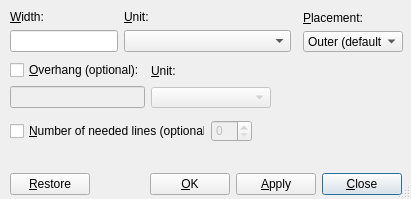
The window that src/frontends/qt4/ui/WrapUi.ui (cburschka/lyx) describes before a commit, drawn with Qt 5.
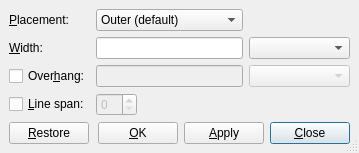
The same window after the commit. Custom widgets are drawn as their Qt base class.

What changed in the file:
```diff
--- a/src/frontends/qt4/ui/WrapUi.ui
+++ b/src/frontends/qt4/ui/WrapUi.ui
@@ -5,8 +5,8 @@
    <rect>
     <x>0</x>
     <y>0</y>
-    <width>411</width>
-    <height>199</height>
+    <width>359</width>
+    <height>152</height>
    </rect>
   </property>
   <property name="windowTitle" >
@@ -15,48 +15,47 @@
   <property name="sizeGripEnabled" >
    <bool>true</bool>
   </property>
-  <widget class="QWidget" name="layoutWidget_2" >
-   <property name="geometry" >
-    <rect>
-     <x>10</x>
-     <y>10</y>
-     <width>281</width>
-     <height>42</height>
-    </rect>
-   </property>
    <layout class="QGridLayout" >
     <property name="margin" >
-     <number>0</number>
+    <number>9</number>
     </property>
     <property name="spacing" >
      <number>6</number>
     </property>
-    <item row="1" column="0" >
-     <widget class="QLineEdit" name="widthED" >
-      <property name="sizePolicy" >
-       <sizepolicy>
-        <hsizetype>1</hsizetype>
-        <vsizetype>0</vsizetype>
-        <horstretch>0</horstretch>
-        <verstretch>0</verstretch>
-       </sizepolicy>
+   <item row="3" column="2" >
+    <spacer>
+     <property name="orientation" >
+      <enum>Qt::Horizontal</enum>
+     </property>
+     <property name="sizeHint" >
+      <size>
+       <width>40</width>
+       <height>20</height>
+      </size>
+     </property>
+    </spacer>
+   </item>
+   <item row="3" column="1" >
+    <widget class="QSpinBox" name="linesSB" >
+     <property name="enabled" >
+      <bool>false</bool>
       </property>
       <property name="toolTip" >
        <string>Width value</string>
       </property>
      </widget>
     </item>
-    <item row="0" column="1" >
-     <widget class="QLabel" name="widthUnitLA" >
+   <item row="3" column="0" >
+    <widget class="QCheckBox" name="linesCB" >
+     <property name="toolTip" >
+      <string>use number of lines</string>
+     </property>
       <property name="text" >
-       <string>&amp;Unit:</string>
-      </property>
-      <property name="buddy" >
-       <cstring>widthUnitLC</cstring>
+      <string>&amp;Line span:</string>
       </property>
      </widget>
     </item>
-    <item row="1" column="1" >
+   <item row="1" column="3" >
      <widget class="LengthCombo" name="widthUnitLC" >
       <property name="sizePolicy" >
        <sizepolicy>
@@ -80,7 +79,7 @@
       </property>
      </widget>
     </item>
-    <item row="0" column="0" >
+   <item row="1" column="0" >
      <widget class="QLabel" name="widthLA" >
       <property name="text" >
        <string>&amp;Width:</string>
@@ -90,63 +89,97 @@
       </property>
      </widget>
     </item>
-   </layout>
-  </widget>
-  <widget class="QWidget" name="layoutWidget_4" >
-   <property name="geometry" >
-    <rect>
-     <x>10</x>
-     <y>120</y>
-     <width>242</width>
-     <height>22</height>
-    </rect>
-   </property>
-   <layout class="QGridLayout" >
+   <item row="1" column="1" colspan="2" >
+    <widget class="QLineEdit" name="widthED" >
+     <property name="sizePolicy" >
+      <sizepolicy>
+       <hsizetype>1</hsizetype>
+       <vsizetype>0</vsizetype>
+       <horstretch>0</horstretch>
+       <verstretch>0</verstretch>
+      </sizepolicy>
+     </property>
+     <property name="toolTip" >
+      <string>Width value</string>
+     </property>
+    </widget>
+   </item>
+   <item row="4" column="0" colspan="4" >
+    <layout class="QHBoxLayout" >
     <property name="margin" >
      <number>0</number>
     </property>
     <property name="spacing" >
      <number>6</number>
     </property>
-    <item row="0" column="1" >
-     <widget class="QSpinBox" name="linesSB" >
-      <property name="enabled" >
+     <item>
+      <widget class="QPushButton" name="restorePB" >
+       <property name="toolTip" >
+        <string/>
+       </property>
+       <property name="text" >
+        <string>&amp;Restore</string>
+       </property>
+       <property name="default" >
        <bool>false</bool>
       </property>
+      </widget>
+     </item>
+     <item>
+      <spacer>
+       <property name="orientation" >
+        <enum>Qt::Horizontal</enum>
+       </property>
+       <property name="sizeType" >
+        <enum>QSizePolicy::Expanding</enum>
+       </property>
+       <property name="sizeHint" >
+        <size>
+         <width>20</width>
+         <height>20</height>
+        </size>
+       </property>
+      </spacer>
+     </item>
+     <item>
+      <widget class="QPushButton" name="okPB" >
       <property name="toolTip" >
-       <string>number of needed lines</string>
-      </property>
-     </widget>
+        <string/>
+       </property>
+       <property name="text" >
+        <string>&amp;OK</string>
+       </property>
+       <property name="default" >
+        <bool>false</bool>
+       </property>
+      </widget>
+     </item>
+     <item>
+      <widget class="QPushButton" name="applyPB" >
+       <property name="toolTip" >
+        <string/>
+       </property>
+       <property name="text" >
+        <string>&amp;Apply</string>
+       </property>
+       <property name="default" >
+        <bool>false</bool>
+       </property>
+      </widget>
+     </item>
+     <item>
+      <widget class="QPushButton" name="closePB" >
+       <property name="text" >
+        <string>&amp;Close</string>
+       </property>
+       <property name="default" >
+        <bool>true</bool>
+       </property>
+      </widget>
+     </item>
+    </layout>
     </item>
     <item row="0" column="0" >
-     <widget class="QCheckBox" name="linesCB" >
-      <property name="toolTip" >
-       <string>use number of lines</string>
-      </property>
-      <property name="text" >
-       <string>&amp;Number of needed lines (optional):</string>
-      </property>
-     </widget>
-    </item>
-   </layout>
-  </widget>
-  <widget class="QWidget" name="layoutWidget_3" >
-   <property name="geometry" >
-    <rect>
-     <x>303</x>
-     <y>11</y>
-     <width>100</width>
-     <height>41</height>
-    </rect>
-   </property>
-   <layout class="QVBoxLayout" >
-    <property name="margin" >
-     <number>0</number>
-    </property>
-    <property name="spacing" >
-     <number>6</number>
-    </property>
-    <item>
      <widget class="QLabel" name="valignLA" >
       <property name="text" >
        <string>&amp;Placement:</string>
@@ -156,7 +189,7 @@
       </property>
      </widget>
     </item>
-    <item>
+   <item row="0" column="1" colspan="2" >
      <widget class="QComboBox" name="valignCO" >
       <property name="toolTip" >
        <string>Vertical alignment</string>
@@ -183,43 +216,38 @@
       </item>
      </widget>
     </item>
-   </layout>
-  </widget>
-  <widget class="QWidget" name="" >
-   <property name="geometry" >
-    <rect>
-     <x>10</x>
-     <y>60</y>
-     <width>261</width>
-     <height>48</height>
-    </rect>
-   </property>
-   <layout class="QGridLayout" >
-    <property name="margin" >
-     <number>0</number>
-    </property>
-    <property name="spacing" >
-     <number>6</number>
-    </property>
-    <item row="0" column="1" >
-     <layout class="QVBoxLayout" >
-      <property name="margin" >
-       <number>0</number>
-      </property>
-      <property name="spacing" >
-       <number>6</number>
-      </property>
-      <item>
-       <widget class="QLabel" name="overhangUnitLA" >
+   <item row="2" column="0" >
+    <widget class="QCheckBox" name="overhangCB" >
+     <property name="toolTip" >
+      <string>use overhang</string>
+     </property>
         <property name="text" >
-         <string>&amp;Unit:</string>
-        </property>
-        <property name="buddy" >
-         <cstring>widthUnitLC</cstring>
+      <string>Over&amp;hang:</string>
+     </property>
+     <property name="checked" >
+      <bool>false</bool>
         </property>
        </widget>
       </item>
-      <item>
+   <item row="2" column="1" colspan="2" >
+    <widget class="QLineEdit" name="overhangED" >
+     <property name="enabled" >
+      <bool>false</bool>
+     </property>
+     <property name="sizePolicy" >
+      <sizepolicy>
+       <hsizetype>1</hsizetype>
+       <vsizetype>0</vsizetype>
+       <horstretch>0</horstretch>
+       <verstretch>0</verstretch>
+      </sizepolicy>
+     </property>
+     <property name="toolTip" >
+      <string>Overhang value</string>
+     </property>
+    </widget>
+   </item>
+   <item row="2" column="3" >
        <widget class="LengthCombo" name="overhangUnitLC" >
         <property name="enabled" >
          <bool>false</bool>
@@ -247,159 +275,6 @@
        </widget>
       </item>
      </layout>
-    </item>
-    <item row="0" column="0" >
-     <layout class="QVBoxLayout" >
-      <property name="margin" >
-       <number>0</number>
-      </property>
-      <property name="spacing" >
-       <number>6</number>
-      </property>
-      <item>
-       <widget class="QCheckBox" name="overhangCB" >
-        <property name="toolTip" >
-         <string>use overhang</string>
-        </property>
-        <property name="text" >
-         <string>&amp;Overhang (optional):</string>
-        </property>
-        <property name="checked" >
-         <bool>false</bool>
-        </property>
-       </widget>
-      </item>
-      <item>
-       <widget class="QLineEdit" name="overhangED" >
-        <property name="enabled" >
-         <bool>false</bool>
-        </property>
-        <property name="sizePolicy" >
-         <sizepolicy>
-          <hsizetype>1</hsizetype>
-          <vsizetype>0</vsizetype>
-          <horstretch>0</horstretch>
-          <verstretch>0</verstretch>
-         </sizepolicy>
-        </property>
-        <property name="toolTip" >
-         <string>Overhang value</string>
-        </property>
-       </widget>
-      </item>
-     </layout>
-    </item>
-   </layout>
-  </widget>
-  <widget class="QWidget" name="layoutWidget_1" >
-   <property name="geometry" >
-    <rect>
-     <x>10</x>
-     <y>150</y>
-     <width>392</width>
-     <height>45</height>
-    </rect>
-   </property>
-   <layout class="QVBoxLayout" >
-    <property name="margin" >
-     <number>0</number>
-    </property>
-    <property name="spacing" >
-     <number>6</number>
-    </property>
-    <item>
-     <spacer>
-      <property name="orientation" >
-       <enum>Qt::Vertical</enum>
-      </property>
-      <property name="sizeType" >
-       <enum>QSizePolicy::Expanding</enum>
-      </property>
-      <property name="sizeHint" >
-       <size>
-        <width>390</width>
-        <height>10</height>
-       </size>
-      </property>
-     </spacer>
-    </item>
-    <item>
-     <layout class="QHBoxLayout" >
-      <property name="margin" >
-       <number>0</number>
-      </property>
-      <property name="spacing" >
-       <number>6</number>
-      </property>
-      <item>
-       <widget class="QPushButton" name="restorePB" >
-        <property name="toolTip" >
-         <string/>
-        </property>
-        <property name="text" >
-         <string>&amp;Restore</string>
-        </property>
-        <property name="default" >
-         <bool>false</bool>
-        </property>
-       </widget>
-      </item>
-      <item>
-       <spacer>
-        <property name="orientation" >
-         <enum>Qt::Horizontal</enum>
-        </property>
-        <property name="sizeType" >
-         <enum>QSizePolicy::Expanding</enum>
-        </property>
-        <property name="sizeHint" >
-         <size>
-          <width>20</width>
-          <height>20</height>
-         </size>
-        </property>
-       </spacer>
-      </item>
-      <item>
-       <widget class="QPushButton" name="okPB" >
-        <property name="toolTip" >
-         <string/>
-        </property>
-        <property name="text" >
-         <string>&amp;OK</string>
-        </property>
-        <property name="default" >
-         <bool>false</bool>
-        </property>
-       </widget>
-      </item>
-      <item>
-       <widget class="QPushButton" name="applyPB" >
-        <property name="toolTip" >
-         <string/>
-        </property>
-        <property name="text" >
-         <string>&amp;Apply</string>
-        </property>
-        <property name="default" >
-         <bool>false</bool>
-        </property>
-       </widget>
-      </item>
-      <item>
-       <widget class="QPushButton" name="closePB" >
-        <property name="text" >
-         <string>&amp;Close</string>
-        </property>
-        <property name="default" >
-         <bool>true</bool>
-        </property>
-       </widget>
-      </item>
-     </layout>
-    </item>
-   </layout>
-  </widget>
  </widget>
  <customwidgets>
   <customwidget>
```
Left out of the diff: 55 changed lines with no effect on the pictures. Lines whose indentation alone changed are shown as unchanged.
